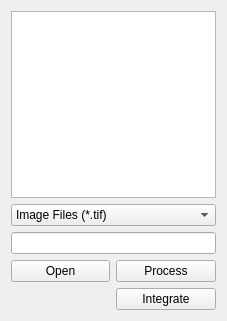
Qt form source/qxrdfilebrowser.ui (guyjennings/qxrd) before a commit.
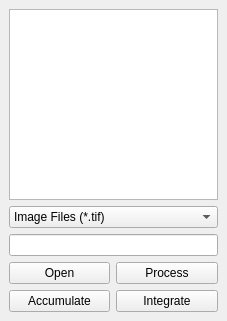
The same form after that commit.

Commit message: Re-enabled file browser dialog

```diff
--- a/source/qxrdfilebrowser.ui
+++ b/source/qxrdfilebrowser.ui
@@ -1,7 +1,7 @@
 <?xml version="1.0" encoding="UTF-8"?>
 <ui version="4.0">
  <class>QxrdFileBrowser</class>
- <widget class="QWidget" name="QxrdFileBrowser">
+ <widget class="QDockWidget" name="QxrdFileBrowser">
   <property name="geometry">
    <rect>
     <x>0</x>
@@ -13,6 +13,13 @@
   <property name="windowTitle">
    <string>Form</string>
   </property>
+  <widget class="QWidget" name="dockWidgetContents">
+   <property name="sizePolicy">
+    <sizepolicy hsizetype="Preferred" vsizetype="Preferred">
+     <horstretch>0</horstretch>
+     <verstretch>0</verstretch>
+    </sizepolicy>
+   </property>
   <layout class="QGridLayout" name="m_GridLayout">
    <item row="0" column="0" colspan="2">
     <widget class="QTreeView" name="m_FileBrowser">
@@ -87,8 +94,19 @@
      </property>
     </widget>
    </item>
+   <item row="4" column="0">
+    <widget class="QPushButton" name="m_AccumulateButton">
+     <property name="toolTip">
+      <string>Accumulate (sum) selected files</string>
+     </property>
+     <property name="text">
+      <string>Accumulate</string>
+     </property>
+    </widget>
+   </item>
   </layout>
- </widget>
+  </widget>
+  </widget>
  <resources/>
  <connections/>
 </ui>
```
Left out of the diff: 2 changed lines with no effect on the pictures. The commit also changes 4 other files.
